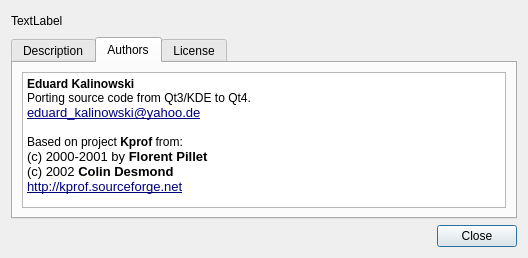
This is sources/forms/aboutForm.ui in dualword/QProf as Qt 5 draws it before an edit. The edited form follows.
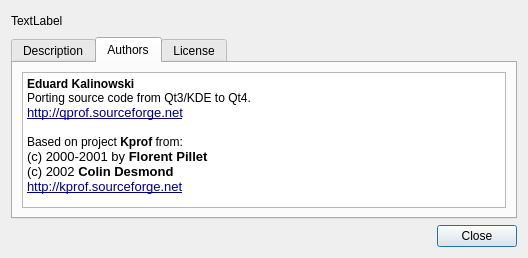
This is the edited form. The open tabs and pages were chosen to show the change. Icons and pictures are not drawn.

Commit message: right selecting file after loading

```diff
--- a/sources/forms/aboutForm.ui
+++ b/sources/forms/aboutForm.ui
@@ -119,7 +119,7 @@
 &lt;html&gt;&lt;head&gt;&lt;meta name=&quot;qrichtext&quot; content=&quot;1&quot; /&gt;&lt;style type=&quot;text/css&quot;&gt;
 p, li { white-space: pre-wrap; }
 &lt;/style&gt;&lt;/head&gt;&lt;body style=&quot; font-family:'Bitstream Vera Sans'; font-size:10pt; font-weight:400; font-style:normal;&quot;&gt;
-&lt;p style=&quot; margin-top:0px; margin-bottom:0px; margin-left:0px; margin-right:0px; -qt-block-indent:0; text-indent:0px; -qt-user-state:256;&quot;&gt;&lt;span style=&quot; font-family:'DejaVu Sans'; font-size:9pt; font-weight:600;&quot;&gt;Eduard Kalinowski&lt;/span&gt;&lt;span style=&quot; font-family:'DejaVu Sans'; font-size:9pt;&quot;&gt;&lt;br /&gt;Porting source code from Qt3/KDE to Qt4.&lt;br /&gt;&lt;/span&gt;&lt;a href=&quot;eduard_kalinowski@yahoo.de&quot;&gt;&lt;span style=&quot; text-decoration: underline; color:#000080;&quot;&gt;eduard_kalinowski@yahoo.de&lt;/span&gt;&lt;/a&gt;&lt;span style=&quot; font-family:'DejaVu Sans'; font-size:9pt;&quot;&gt;&lt;br /&gt;&lt;br /&gt;Based on project &lt;/span&gt;&lt;span style=&quot; font-family:'DejaVu Sans'; font-size:9pt; font-weight:600;&quot;&gt;Kprof&lt;/span&gt;&lt;span style=&quot; font-family:'DejaVu Sans'; font-size:9pt;&quot;&gt; from:&lt;/span&gt;&lt;/p&gt;
+&lt;p style=&quot; margin-top:0px; margin-bottom:0px; margin-left:0px; margin-right:0px; -qt-block-indent:0; text-indent:0px; -qt-user-state:256;&quot;&gt;&lt;span style=&quot; font-family:'DejaVu Sans'; font-size:9pt; font-weight:600;&quot;&gt;Eduard Kalinowski&lt;/span&gt;&lt;span style=&quot; font-family:'DejaVu Sans'; font-size:9pt;&quot;&gt;&lt;br /&gt;Porting source code from Qt3/KDE to Qt4.&lt;br /&gt;&lt;/span&gt;&lt;a href=&quot;http://kprof.sourceforge.net&quot;&gt;&lt;span style=&quot; text-decoration: underline; color:#000080;&quot;&gt;http://qprof.sourceforge.net&lt;/span&gt;&lt;/a&gt;&lt;span style=&quot; font-family:'DejaVu Sans'; font-size:9pt;&quot;&gt;&lt;br /&gt;&lt;br /&gt;Based on project &lt;/span&gt;&lt;span style=&quot; font-family:'DejaVu Sans'; font-size:9pt; font-weight:600;&quot;&gt;Kprof&lt;/span&gt;&lt;span style=&quot; font-family:'DejaVu Sans'; font-size:9pt;&quot;&gt; from:&lt;/span&gt;&lt;/p&gt;
 &lt;p style=&quot; margin-top:0px; margin-bottom:0px; margin-left:0px; margin-right:0px; -qt-block-indent:0; text-indent:0px;&quot;&gt;(c) 2000-2001 by &lt;span style=&quot; font-weight:600;&quot;&gt;Florent Pillet&lt;/span&gt;&lt;br /&gt;(c) 2002 &lt;span style=&quot; font-weight:600;&quot;&gt;Colin Desmond&lt;/span&gt;&lt;/p&gt;
 &lt;p style=&quot; margin-top:0px; margin-bottom:0px; margin-left:0px; margin-right:0px; -qt-block-indent:0; text-indent:0px;&quot;&gt;&lt;a href=&quot;http://kprof.sourceforge.net&quot;&gt;&lt;span style=&quot; text-decoration: underline; color:#000080;&quot;&gt;http://kprof.sourceforge.net&lt;/span&gt;&lt;/a&gt;&lt;/p&gt;&lt;/body&gt;&lt;/html&gt;</string>
          </property>
```
The commit also changes 2 other files.
